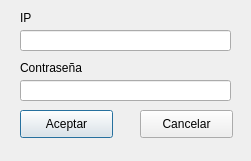
Above: Visualizer/window2.ui from roy343/Datos-II-proyecto-I before the change. Below: the same form after it.
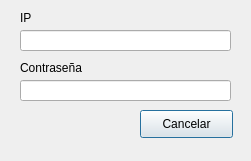
That is the form after the change.

```diff
--- a/Visualizer/window2.ui
+++ b/Visualizer/window2.ui
@@ -13,19 +13,6 @@
   <property name="windowTitle">
    <string>Dialog</string>
   </property>
-  <widget class="QPushButton" name="b21">
-   <property name="geometry">
-    <rect>
-     <x>20</x>
-     <y>110</y>
-     <width>93</width>
-     <height>28</height>
-    </rect>
-   </property>
-   <property name="text">
-    <string>Aceptar</string>
-   </property>
-  </widget>
   <widget class="QPushButton" name="pushButton_2">
    <property name="geometry">
     <rect>
```
